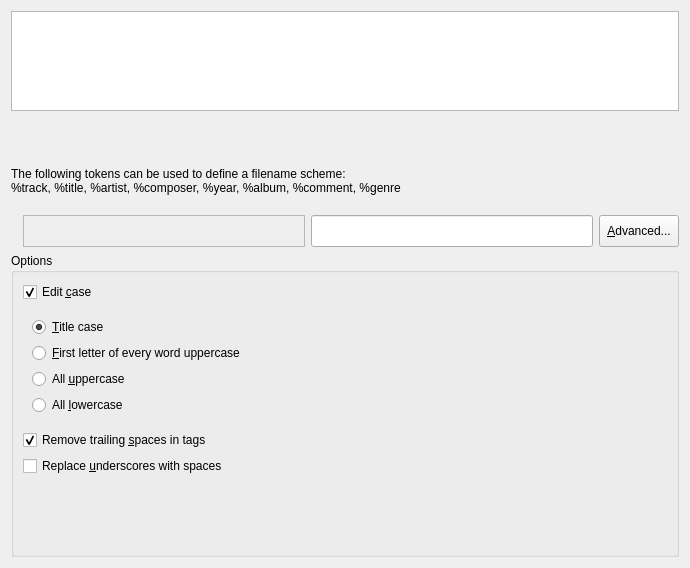
The window that src/dialogs/FilenameLayoutDialog.ui (KDE/amarok) describes before a commit, drawn with Qt 5.
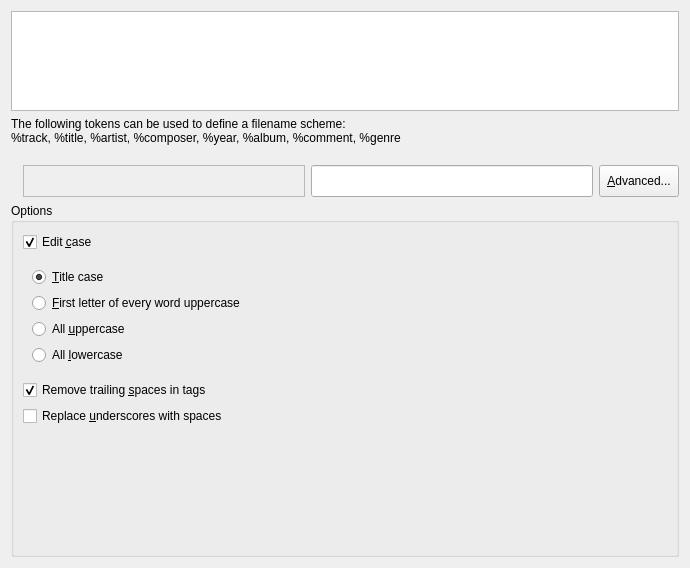
The same window after the commit. Custom widgets are drawn as their Qt base class.

Diff of the .ui file:
```diff
--- a/src/dialogs/FilenameLayoutDialog.ui
+++ b/src/dialogs/FilenameLayoutDialog.ui
@@ -86,31 +86,6 @@
      </property>
     </widget>
    </item>
-   <item>
-    <widget class="QLabel" name="hintPicture" >
-     <property name="sizePolicy" >
-      <sizepolicy vsizetype="Fixed" hsizetype="Expanding" >
-       <horstretch>0</horstretch>
-       <verstretch>0</verstretch>
-      </sizepolicy>
-     </property>
-     <property name="minimumSize" >
-      <size>
-       <width>480</width>
-       <height>44</height>
-      </size>
-     </property>
-     <property name="maximumSize" >
-      <size>
-       <width>16777215</width>
-       <height>44</height>
-      </size>
-     </property>
-     <property name="text" >
-      <string/>
-     </property>
-    </widget>
-   </item>
    <item>
     <widget class="QLabel" name="syntaxLabel" >
      <property name="sizePolicy" >
```
